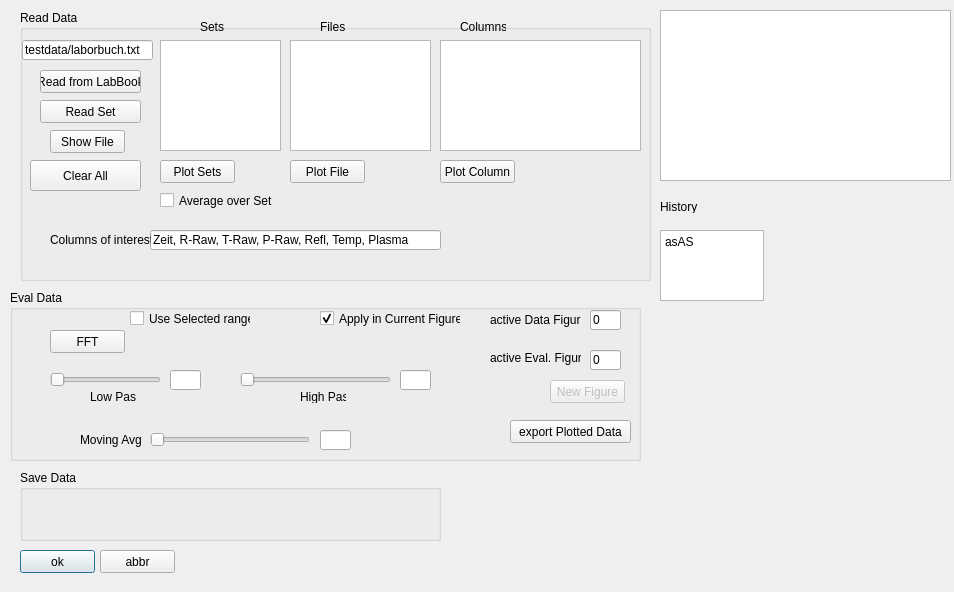
First picture: the form in diag.ui, repository FlorianFetzer/PyPlotter, before the edit.
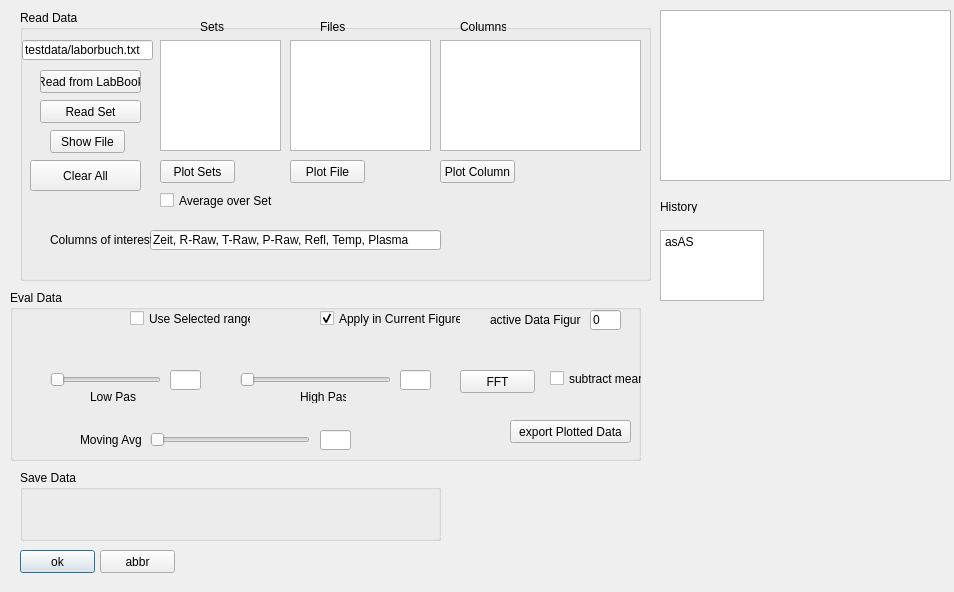
Second picture: the form after the edit.

Commit message: subtract_mean

What changed in the file:
```diff
--- a/diag.ui
+++ b/diag.ui
@@ -297,8 +297,8 @@
    <widget class="QPushButton" name="FFT_PB">
     <property name="geometry">
      <rect>
-      <x>40</x>
-      <y>40</y>
+      <x>450</x>
+      <y>80</y>
       <width>75</width>
       <height>23</height>
      </rect>
@@ -307,22 +307,6 @@
      <string>FFT</string>
     </property>
    </widget>
-   <widget class="QPushButton" name="NewFig_PB">
-    <property name="enabled">
-     <bool>false</bool>
-    </property>
-    <property name="geometry">
-     <rect>
-      <x>540</x>
-      <y>90</y>
-      <width>75</width>
-      <height>23</height>
-     </rect>
-    </property>
-    <property name="text">
-     <string>New Figure</string>
-    </property>
-   </widget>
    <widget class="QSlider" name="LP_slider">
     <property name="geometry">
      <rect>
@@ -472,32 +456,6 @@
      <bool>true</bool>
     </property>
    </widget>
-   <widget class="QLabel" name="label_4">
-    <property name="geometry">
-     <rect>
-      <x>480</x>
-      <y>60</y>
-      <width>91</width>
-      <height>16</height>
-     </rect>
-    </property>
-    <property name="text">
-     <string>active Eval. Figure</string>
-    </property>
-   </widget>
-   <widget class="QLineEdit" name="EvalFigure">
-    <property name="geometry">
-     <rect>
-      <x>580</x>
-      <y>60</y>
-      <width>31</width>
-      <height>20</height>
-     </rect>
-    </property>
-    <property name="text">
-     <string>0</string>
-    </property>
-   </widget>
    <widget class="QLineEdit" name="MAVEdit">
     <property name="geometry">
      <rect>
@@ -534,6 +492,19 @@
      <string>export Plotted Data</string>
     </property>
    </widget>
+   <widget class="QCheckBox" name="SubtractMean_PB">
+    <property name="geometry">
+     <rect>
+      <x>540</x>
+      <y>80</y>
+      <width>101</width>
+      <height>17</height>
+     </rect>
+    </property>
+    <property name="text">
+     <string>subtract mean</string>
+    </property>
+   </widget>
   </widget>
   <widget class="QGroupBox" name="groupBox_3">
    <property name="geometry">
```
The commit also changes 5 other files.
